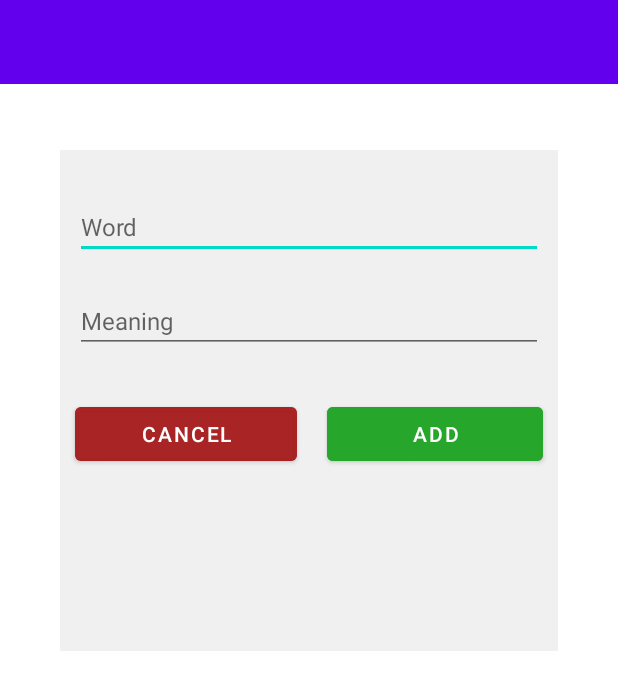
After one commit to ododok/Android-StudyVoca, an Android app: the layout activity_add_word.xml on its own in the app's theme, with its tools: preview values and no code run, on a phone screen of 412 x 824 dp. The commit adds this screen. Shown: the top 690 px of the screen. Run offline under Robolectric (Android 15) with nearby library versions, the phone set to English and light mode, and no system bars.

Commit message:
새로고침기능 넣기전 백업

```diff
--- a/app/src/main/AndroidManifest.xml
+++ b/app/src/main/AndroidManifest.xml
@@ -14,6 +14,9 @@
     android:theme="@style/Theme.APStudyVoca"
     tools:targetApi="31">
     <activity
+      android:name=".AddWord"
+      android:exported="false" />
+    <activity
       android:name=".QueryTable"
       android:exported="false" />
     <activity
--- a/app/src/main/java/com/example/apstudyvoca/DBHelper.java
+++ b/app/src/main/java/com/example/apstudyvoca/DBHelper.java
@@ -78,7 +78,6 @@ public class DBHelper extends SQLiteOpenHelper {
 
   //특정 테이블에 자료를 입력하는 insert //insert a record(row) in a specific table.
   public boolean insert(String word, String meaning, String tableName){
-
     //cas redondance : Overlap case : 중복일 때 :
     String sql = "SELECT word FROM "+tableName+";";
     SQLiteDatabase db = getReadableDatabase();
@@ -90,14 +89,11 @@ public class DBHelper extends SQLiteOpenHelper {
         return false; //<--S'il y a le meme mot, retourne false et finit cette methode.
       }
     }
-
     //Non-Overlap case --> insert the word.
     db = getWritableDatabase();
     sql = "INSERT INTO "+tableName+" (word, meaning) VALUES ('"+
         word+"', '"+meaning+"');";
-
     db.execSQL(sql);
-
     return true; //if the inserting is completed, return true.
   }
 
--- a/app/src/main/java/com/example/apstudyvoca/TableAdapter.java
+++ b/app/src/main/java/com/example/apstudyvoca/TableAdapter.java
@@ -82,8 +82,6 @@ public class TableAdapter extends RecyclerView.Adapter<TableAdapter.TableViewHol
           linearLayoutTable.setBackgroundColor(Color.WHITE);
           editTableIcon = false;
         } else {
-          Toast.makeText(context, textViewTableName.getText().toString(),
-              Toast.LENGTH_SHORT).show();
 
           //fragment query table - 테이블 내부 단어목록 조회 activity 띄우기
           //(QueryTable.java & activity_query_table.xml)
@@ -105,7 +103,7 @@ public class TableAdapter extends RecyclerView.Adapter<TableAdapter.TableViewHol
 
       imageViewEditTable.setOnClickListener(v->{
         if(editTableIcon == true){
-          Toast.makeText(context, "edit아이콘 눌림",Toast.LENGTH_SHORT).show();
+          Toast.makeText(context, "edit아이콘 눌림 (Toast:TableAdapter.java)",Toast.LENGTH_SHORT).show();
           //여기에 table의 이름수정과 삭제를 할 수 있는 dialog를 띄울 것.
 
         }
--- a/app/src/main/java/com/example/apstudyvoca/WordAdapter.java
+++ b/app/src/main/java/com/example/apstudyvoca/WordAdapter.java
@@ -70,6 +70,7 @@ public class WordAdapter extends RecyclerView.Adapter<WordAdapter.WordViewHolder
       linearLayoutWord.setOnClickListener(v->{
         Toast.makeText(context, textViewWord.getText().toString(), Toast.LENGTH_SHORT).show();
         // 단어 조회기능 들어가야 함. 조회시 수정 삭제 가능하도록
+
       });
     }
 
--- /dev/null
+++ b/app/src/main/res/layout/activity_add_word.xml
@@ -0,0 +1,84 @@
+<?xml version="1.0" encoding="utf-8"?>
+<androidx.constraintlayout.widget.ConstraintLayout xmlns:android="http://schemas.android.com/apk/res/android"
+  xmlns:app="http://schemas.android.com/apk/res-auto"
+  xmlns:tools="http://schemas.android.com/tools"
+  android:layout_width="match_parent"
+  android:layout_height="match_parent"
+  tools:context=".AddWord">
+
+  <androidx.appcompat.widget.Toolbar
+    android:id="@+id/toolbarAddWord"
+    android:layout_width="match_parent"
+    android:layout_height="wrap_content"
+    android:background="?attr/colorPrimary"
+    android:minHeight="?attr/actionBarSize"
+    android:theme="?attr/actionBarTheme" />
+
+  <LinearLayout
+    android:layout_width="match_parent"
+    android:layout_height="match_parent"
+    android:layout_marginStart="40dp"
+    android:layout_marginTop="100dp"
+    android:layout_marginEnd="40dp"
+    android:layout_marginBottom="390dp"
+    android:background="#3BBFBFBF"
+    android:orientation="vertical"
+    app:layout_constraintBottom_toBottomOf="parent"
+    app:layout_constraintEnd_toEndOf="parent"
+    app:layout_constraintStart_toStartOf="parent"
+    app:layout_constraintTop_toTopOf="parent">
+
+    <EditText
+      android:id="@+id/editTextAddWord"
+      android:layout_width="match_parent"
+      android:layout_height="wrap_content"
+      android:layout_marginLeft="10dp"
+      android:layout_marginTop="30dp"
+      android:layout_marginRight="10dp"
+      android:hint="Word"
+      android:maxLength="140"
+      android:singleLine="true"
+      android:textSize="16sp" />
+
+    <EditText
+      android:id="@+id/editTextAddMeaning"
+      android:layout_width="match_parent"
+      android:layout_height="wrap_content"
+      android:layout_marginLeft="10dp"
+      android:layout_marginTop="20dp"
+      android:layout_marginRight="10dp"
+      android:hint="Meaning"
+      android:maxLength="140"
+      android:singleLine="true"
+      android:textSize="16sp" />
+
+    <LinearLayout
+      android:layout_width="match_parent"
+      android:layout_height="match_parent"
+      android:layout_marginTop="30dp"
+      android:orientation="horizontal">
+
+      <Button
+        android:id="@+id/btnCancelWord"
+        android:layout_width="wrap_content"
+        android:layout_height="wrap_content"
+        android:layout_marginLeft="10dp"
+        android:layout_marginRight="10dp"
+        android:layout_weight="1"
+        android:backgroundTint="#C8A61B1B"
+        android:text="CANCEL" />
+
+      <Button
+        android:id="@+id/btnAddWord"
+        android:layout_width="wrap_content"
+        android:layout_height="wrap_content"
+        android:layout_marginLeft="10dp"
+        android:layout_marginRight="10dp"
+        android:layout_weight="1"
+        android:backgroundTint="#27A62C"
+        android:text="ADD" />
+    </LinearLayout>
+
+  </LinearLayout>
+
+</androidx.constraintlayout.widget.ConstraintLayout>
```
Also changed, not shown: app/src/main/java/com/example/apstudyvoca/AddWord.java (added, +95 -0 lines), app/src/main/java/com/example/apstudyvoca/BottomFragmentVocas.java (+2 -5 lines), app/src/main/java/com/example/apstudyvoca/QueryTable.java (+21 -15 lines).
